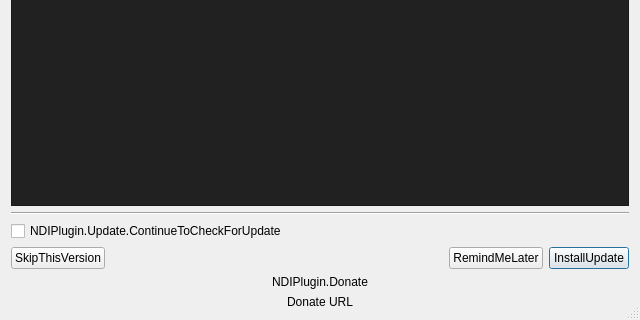
Above: src/forms/update.ui from DistroAV/DistroAV before the change; both pictures show x 0 to 640 and y 160 to 480 of the 640 by 480 pixel window. Below: the same form after it.
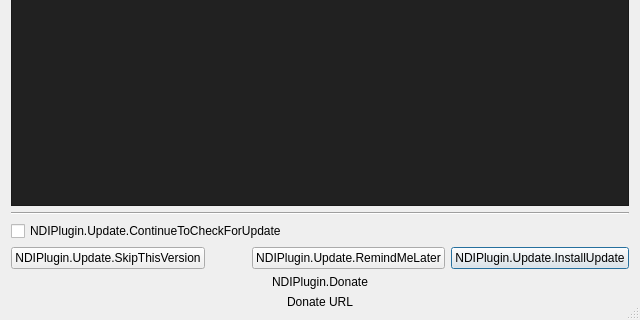
That is the form after the change.

The edit to the form file:
```diff
--- a/src/forms/update.ui
+++ b/src/forms/update.ui
@@ -162,7 +162,7 @@
      <item>
       <widget class="QPushButton" name="buttonSkipThisVersion">
        <property name="text">
-        <string>SkipThisVersion</string>
+        <string>NDIPlugin.Update.SkipThisVersion</string>
        </property>
       </widget>
      </item>
@@ -182,14 +182,14 @@
      <item>
       <widget class="QPushButton" name="buttonRemindMeLater">
        <property name="text">
-        <string>RemindMeLater</string>
+        <string>NDIPlugin.Update.RemindMeLater</string>
        </property>
       </widget>
      </item>
      <item>
       <widget class="QPushButton" name="buttonInstallUpdate">
        <property name="text">
-        <string>InstallUpdate</string>
+        <string>NDIPlugin.Update.InstallUpdate</string>
        </property>
        <property name="default">
         <bool>true</bool>
```
Left out of the diff: 4 changed lines with no effect on the pictures.
